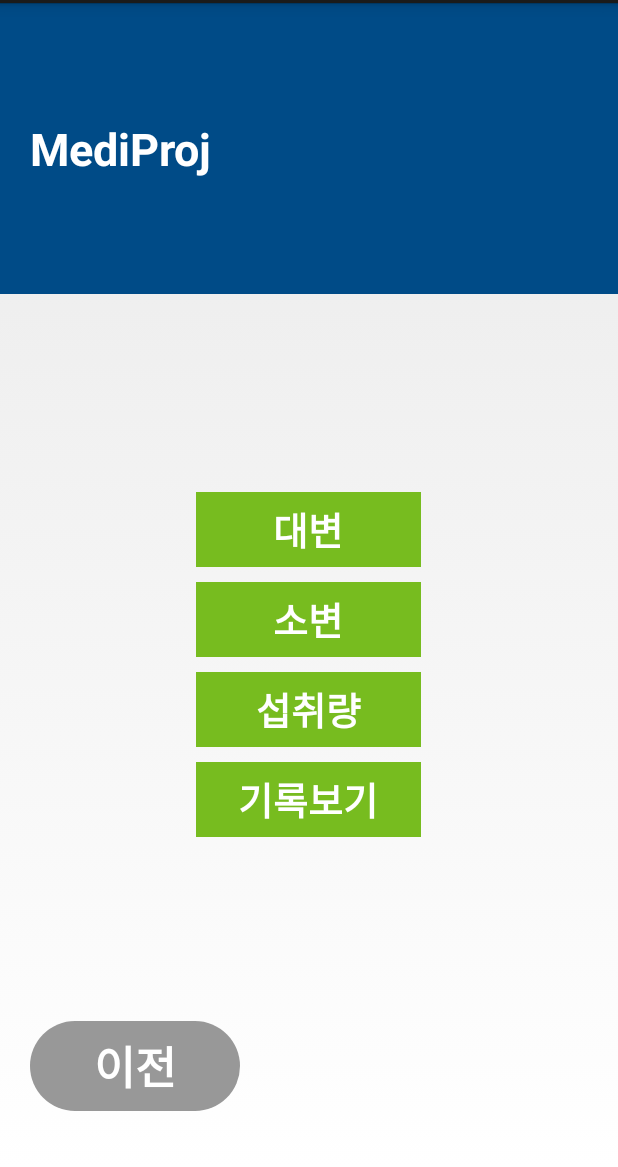
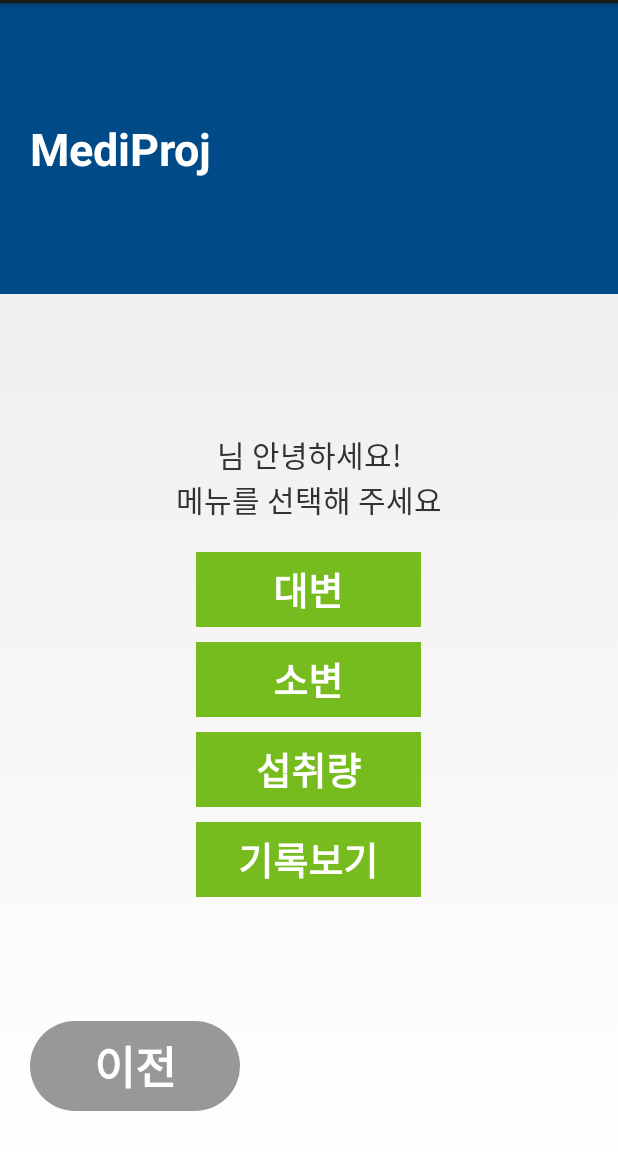
Before and after one commit to ina-uzu/Ina_medi, an Android app: the screen it shows after launch (MenuActivity), after a tap on "들어가기", on a phone screen of 412 x 824 dp, the part 69-1236 px from its top. Run offline under Robolectric (Android 15) with nearby library versions, the phone set to English and light mode, and no system bars; our stand-ins replace Volley.

Commit message:
add Bnt event

```diff
--- a/app/src/main/java/com/example/ina97/myapplication/MenuActivity.java
+++ b/app/src/main/java/com/example/ina97/myapplication/MenuActivity.java
@@ -8,7 +8,7 @@ import android.widget.Button;
 import android.widget.TextView;
 
 public class MenuActivity extends Activity {
-    TextView tv_stool, tv_urine, tv_consume,tv_report;
+    TextView tv,tv_stool, tv_urine, tv_consume,tv_report;
     Button bt_prev;
     String name,number;
 
@@ -22,51 +22,62 @@ public class MenuActivity extends Activity {
         name = intent.getStringExtra("Name");
         number= intent.getStringExtra("Number");
 
+        tv =findViewById(R.id.tv);
         tv_stool=findViewById(R.id.stool);
         tv_urine=findViewById(R.id.urine);
         tv_consume=findViewById(R.id.consume);
         tv_report =findViewById(R.id.report);
         bt_prev=findViewById(R.id.Bnt_prev);
 
+
+        //인사
+        tv.setText(name + "님 안녕하세요!\n메뉴를 선택해 주세요");
+
+        //Stool page
         tv_stool.setOnClickListener(new View.OnClickListener() {
             @Override
             public void onClick(View view) {
-                Intent intent2 = new Intent(MenuActivity.this,TimeDateActivity.class);
-                intent2.putExtra("Page", "stool");
+                Intent intent2 = new Intent(MenuActivity.this, TimeDateActivity.class);
+                intent2.putExtra("Page", "대변 횟수 측정");
                 startActivity(intent2);
             }
         });
 
+        //Urine
         tv_urine.setOnClickListener(new View.OnClickListener() {
             @Override
             public void onClick(View view) {
                 Intent intent2 = new Intent(MenuActivity.this,TimeDateActivity.class);
-                intent2.putExtra("Page", "urine");
+                intent2.putExtra("Page", "소변량 측정");
                 startActivity(intent2);
 
             }
         });
 
+        //Consume
         tv_consume.setOnClickListener(new View.OnClickListener() {
             @Override
             public void onClick(View view) {
                 Intent intent2 = new Intent(MenuActivity.this,TimeDateActivity.class);
-                intent2.putExtra("Page", "consume");
+                intent2.putExtra("Page", "섭취량 기록");
                 startActivity(intent2);
 
             }
         });
 
-        tv_consume.setOnClickListener(new View.OnClickListener() {
+
+        //Report
+        tv_report.setOnClickListener(new View.OnClickListener() {
             @Override
             public void onClick(View view) {
                 Intent intent2 = new Intent(MenuActivity.this,ReportActivity.class);
-                intent2.putExtra("Page", "report");
+                intent2.putExtra("Page", "기록 조회 및 수정");
                 startActivity(intent2);
 
             }
         });
 
+        //Previous
         bt_prev.setOnClickListener(new View.OnClickListener() {
             @Override
             public void onClick(View view) {
--- a/app/src/main/res/layout/activity_menu.xml
+++ b/app/src/main/res/layout/activity_menu.xml
@@ -15,14 +15,19 @@
         android:layout_width="match_parent"
         android:layout_height="0dp">
 
-    <LinearLayout
+        <LinearLayout
         style="@style/Body"
-        android:layout_weight="5"
         android:layout_gravity="center"
         android:gravity="center"
-        android:orientation="vertical"
-        android:layout_below="@id/title">
-        <TextView
+        android:orientation="vertical">
+
+            <TextView
+                android:id="@+id/tv"
+                android:layout_width="wrap_content"
+                android:layout_height="wrap_content"
+                style="@style/Content"/>
+
+            <TextView
             style="@style/Menu"
             android:id="@+id/stool"
             android:text="대변"/>
--- a/app/src/main/res/layout/activity_stool.xml
+++ b/app/src/main/res/layout/activity_stool.xml
@@ -19,7 +19,7 @@
         android:layout_height="wrap_content" />
 
         <TextView
-        android:text="대변 1회가 기록되었습니다"
+        android:text="대변 + 1회를 등록하시겠습니까?"
         style="@style/Content"
         android:layout_above="@+id/tv_stool_num"
         android:layout_centerHorizontal="true"
```
Also changed, not shown: app/src/main/java/com/example/ina97/myapplication/StoolActivity.java (+12 -0 lines), app/src/main/java/com/example/ina97/myapplication/TimeDateActivity.java (+5 -2 lines).
